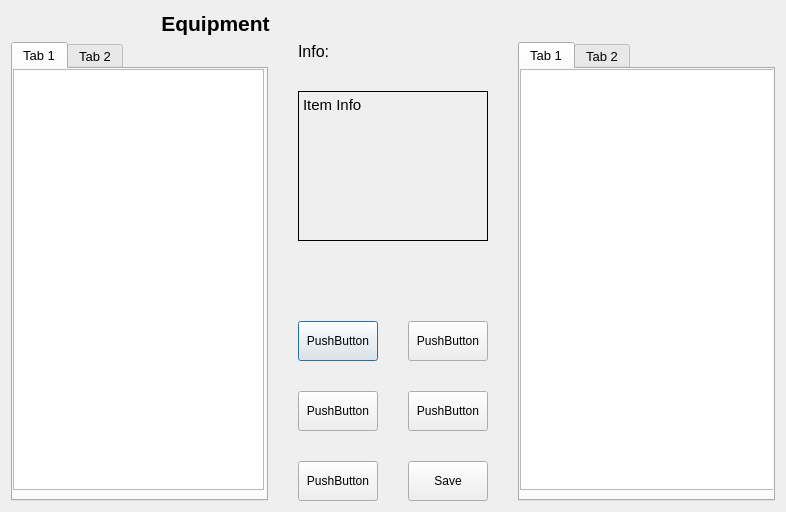
This is Source Code/TJ's Code/equipment.ui in srohr/CEAMS as Qt 5 draws it before an edit. The edited form follows.
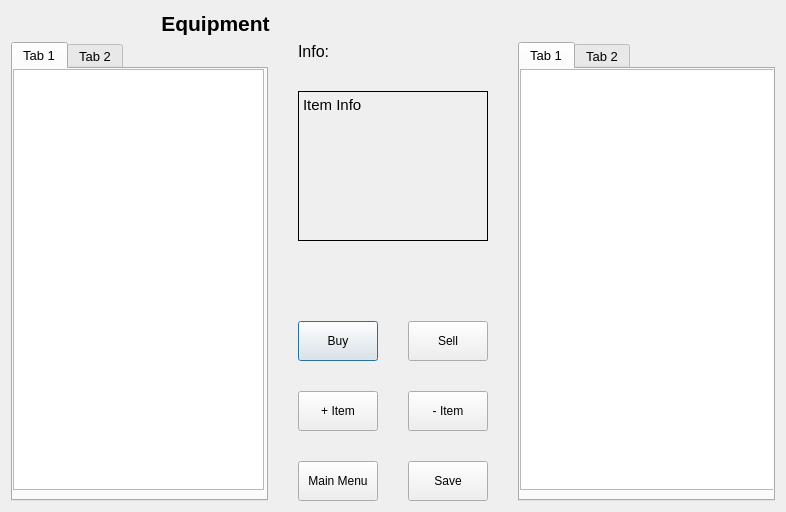
This is the edited form. The open tabs and pages were chosen to show the change.

The edit to the form file:
```diff
--- a/Source Code/TJ's Code/equipment.ui
+++ b/Source Code/TJ's Code/equipment.ui
@@ -216,7 +216,7 @@
               </size>
              </property>
              <property name="text">
-              <string>PushButton</string>
+              <string>Buy</string>
              </property>
             </widget>
            </item>
@@ -229,7 +229,7 @@
               </size>
              </property>
              <property name="text">
-              <string>PushButton</string>
+              <string>Sell</string>
              </property>
             </widget>
            </item>
@@ -249,7 +249,7 @@
               </size>
              </property>
              <property name="text">
-              <string>PushButton</string>
+              <string>+ Item</string>
              </property>
             </widget>
            </item>
@@ -262,7 +262,7 @@
               </size>
              </property>
              <property name="text">
-              <string>PushButton</string>
+              <string>- Item</string>
              </property>
             </widget>
            </item>
@@ -282,7 +282,7 @@
               </size>
              </property>
              <property name="text">
-              <string>PushButton</string>
+              <string>Main Menu</string>
              </property>
             </widget>
            </item>
```
Left out of the diff: 2 changed lines with no effect on the pictures.
